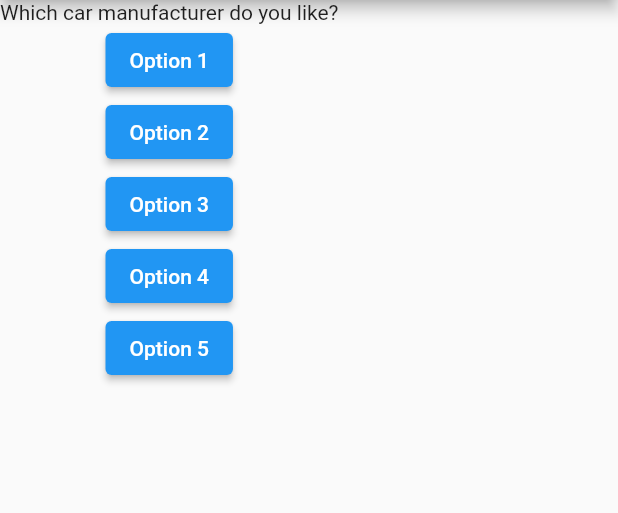
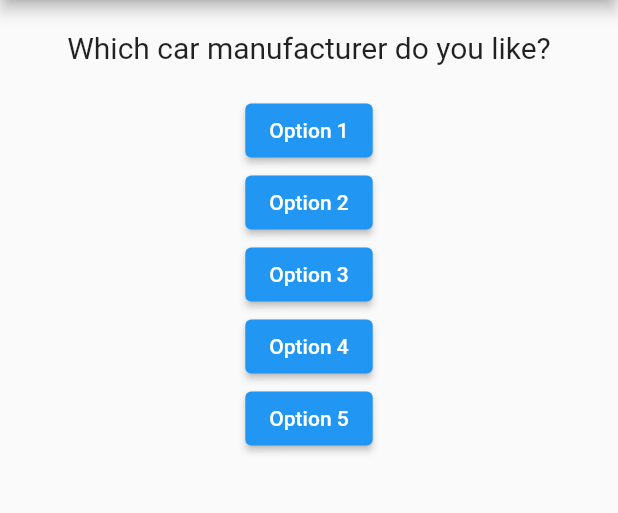
Before and after one commit to BrushankPatra/velocity, a Flutter app: the screen it shows after launch, on a phone screen of 412 x 824 dp, the part 84-597 px from its top. Run offline on Flutter 3.47's test engine with Material 2 defaults, Android fonts, the phone set to English and light mode, and no system bars.

Commit message:
question text stylised

```diff
--- a/lib/question.dart
+++ b/lib/question.dart
@@ -7,6 +7,14 @@ class Question extends StatelessWidget {
 
   @override
   Widget build(BuildContext context) {
-    return Text(questionText);
+    return Container(
+      width: double.infinity,
+      margin: EdgeInsets.all(20),
+      child: Text(
+        questionText,
+        style: TextStyle(fontSize: 20),
+        textAlign: TextAlign.center,
+      ),
+    );
   }
 }
```
